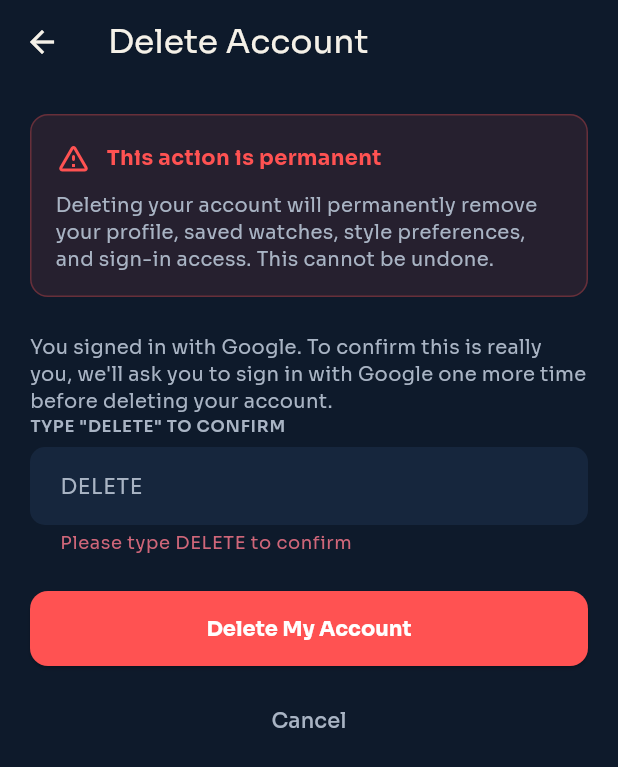
After one commit to jaypeekyle23/VirtuWatch, a Flutter app: the DeleteAccountScreen screen opened directly, after a tap on "Delete My Account", on a phone screen of 412 x 824 dp. The commit adds this screen. Shown: the top 767 px of the screen. Run offline on Flutter 3.47's test engine with Material 3 defaults, Android fonts, the phone set to English and light mode, and no system bars; our stand-ins replace cloud_firestore, firebase_auth, firebase_core, flutter_svg, google_fonts, google_sign_in; accounts and stored records are empty; generated files the repository leaves out were written again.

Commit message:
Add self-service account deletion for customers and merchants, fix stale About VirtuWatch links

```diff
--- /dev/null
+++ b/lib/screens/delete_account_screen.dart
@@ -0,0 +1,241 @@
+import 'package:flutter/material.dart';
+import '../services/auth_service.dart';
+import '../theme/app_theme.dart';
+import 'login_screen.dart';
+
+class DeleteAccountScreen extends StatefulWidget {
+  const DeleteAccountScreen({super.key});
+
+  @override
+  State<DeleteAccountScreen> createState() => _DeleteAccountScreenState();
+}
+
+class _DeleteAccountScreenState extends State<DeleteAccountScreen> {
+  final _formKey = GlobalKey<FormState>();
+  final _authService = AuthService();
+  final _passwordController = TextEditingController();
+  final _confirmTextController = TextEditingController();
+
+  bool _obscurePassword = true;
+  bool _isLoading = false;
+  String? _errorMessage;
+
+  @override
+  void dispose() {
+    _passwordController.dispose();
+    _confirmTextController.dispose();
+    super.dispose();
+  }
+
+  Future<void> _handleDelete() async {
+    if (!_formKey.currentState!.validate()) return;
+
+    final isGoogleAccount = !_authService.canChangePassword;
+
+    final confirmed = await showDialog<bool>(
+      context: context,
+      builder: (context) => AlertDialog(
+        backgroundColor: AppTheme.surface,
+        title: const Text('Delete Your Account?',
+            style: TextStyle(color: AppTheme.textPrimary)),
+        content: const Text(
+          'This will permanently delete your VirtuWatch account and profile '
+          'data. This action cannot be undone. Are you absolutely sure?',
+          style: TextStyle(color: AppTheme.textSecondary),
+        ),
+        actions: [
+          TextButton(
+            onPressed: () => Navigator.of(context).pop(false),
+            child: const Text('Cancel'),
+          ),
+          TextButton(
+            onPressed: () => Navigator.of(context).pop(true),
+            child: const Text('Delete Forever',
+                style: TextStyle(color: Colors.redAccent)),
+          ),
+        ],
+      ),
+    );
+
+    if (confirmed != true || !mounted) return;
+
+    setState(() {
+      _isLoading = true;
+      _errorMessage = null;
+    });
+
+    try {
+      await _authService.deleteOwnAccount(
+        currentPassword: isGoogleAccount ? null : _passwordController.text.trim(),
+      );
+      if (mounted) {
+        Navigator.of(context).pushAndRemoveUntil(
+          MaterialPageRoute(builder: (_) => const LoginScreen()),
+          (route) => false,
+        );
+        ScaffoldMessenger.of(context).showSnackBar(
+          const SnackBar(content: Text('Your account has been deleted.')),
+        );
+      }
+    } catch (e) {
+      setState(() {
+        _errorMessage = e.toString();
+      });
+    } finally {
+      if (mounted) {
+        setState(() => _isLoading = false);
+      }
+    }
+  }
+
+  @override
+  Widget build(BuildContext context) {
+    final isGoogleAccount = !_authService.canChangePassword;
+
+    return Scaffold(
+      appBar: AppBar(title: const Text('Delete Account')),
+      body: SingleChildScrollView(
+        padding: const EdgeInsets.all(20),
+        child: Form(
+          key: _formKey,
+          child: Column(
+            crossAxisAlignment: CrossAxisAlignment.stretch,
+            children: [
+              Container(
+                width: double.infinity,
+                padding: const EdgeInsets.all(16),
+                decoration: BoxDecoration(
+                  color: Colors.redAccent.withValues(alpha: 0.1),
+                  borderRadius: BorderRadius.circular(12),
+                  border: Border.all(color: Colors.redAccent.withValues(alpha: 0.3)),
+                ),
+                child: Column(
+                  crossAxisAlignment: CrossAxisAlignment.start,
+                  children: [
+                    Row(
+                      children: const [
+                        Icon(Icons.warning_amber_rounded, color: Colors.redAccent),
+                        SizedBox(width: 10),
+                        Text(
+                          'This action is permanent',
+                          style: TextStyle(
+                            color: Colors.redAccent,
+                            fontWeight: FontWeight.bold,
+                            fontSize: 14,
+                          ),
+                        ),
+                      ],
+                    ),
+                    const SizedBox(height: 10),
+                    const Text(
+                      'Deleting your account will permanently remove your profile, '
+                      'saved watches, style preferences, and sign-in access. '
+                      'This cannot be undone.',
+                      style: TextStyle(color: AppTheme.textSecondary, fontSize: 13, height: 1.4),
+                    ),
+                  ],
+                ),
+              ),
+              const SizedBox(height: 24),
+
+              if (isGoogleAccount) ...[
+                const Text(
+                  'You signed in with Google. To confirm this is really you, '
+                  'we\'ll ask you to sign in with Google one more time before '
+                  'deleting your account.',
+                  style: TextStyle(color: AppTheme.textSecondary, fontSize: 13, height: 1.4),
+                ),
+              ] else ...[
+                _fieldLabel('CONFIRM YOUR PASSWORD'),
+                TextFormField(
+                  controller: _passwordController,
+                  obscureText: _obscurePassword,
+                  decoration: InputDecoration(
+                    hintText: 'Enter your current password',
+                    suffixIcon: IconButton(
+                      icon: Icon(
+                        _obscurePassword ? Icons.visibility_off : Icons.visibility,
+                        color: AppTheme.textSecondary,
+                        size: 20,
+                      ),
+                      onPressed: () {
+                        setState(() => _obscurePassword = !_obscurePassword);
+                      },
+                    ),
+                  ),
+                  validator: (value) {
+                    if (value == null || value.isEmpty) {
+                      return 'Please enter your password';
+                    }
+                    return null;
+                  },
+                ),
+                const SizedBox(height: 20),
+              ],
+
+              _fieldLabel('TYPE "DELETE" TO CONFIRM'),
+              TextFormField(
+                controller: _confirmTextController,
+                decoration: const InputDecoration(hintText: 'DELETE'),
+                validator: (value) {
+                  if (value?.trim().toUpperCase() != 'DELETE') {
+                    return 'Please type DELETE to confirm';
+                  }
+                  return null;
+                },
+              ),
+              const SizedBox(height: 24),
+
+              if (_errorMessage != null)
+                Padding(
+                  padding: const EdgeInsets.only(bottom: 16),
+                  child: Text(
+                    _errorMessage!,
+                    style: const TextStyle(color: Colors.redAccent),
+                    textAlign: TextAlign.center,
+                  ),
+                ),
+
+              ElevatedButton(
+                style: ElevatedButton.styleFrom(
+                  backgroundColor: Colors.redAccent,
+                  foregroundColor: Colors.white,
+                ),
+                onPressed: _isLoading ? null : _handleDelete,
+                child: _isLoading
+                    ? const SizedBox(
+                        height: 20,
+                        width: 20,
+                        child: CircularProgressIndicator(
+                            strokeWidth: 2, color: Colors.white),
+                      )
+                    : const Text('Delete My Account'),
+              ),
+              const SizedBox(height: 12),
+              TextButton(
+                onPressed: _isLoading ? null : () => Navigator.of(context).pop(),
+                child: const Text('Cancel',
+                    style: TextStyle(color: AppTheme.textSecondary)),
+              ),
+            ],
+          ),
+        ),
+      ),
+    );
+  }
+
+  Widget _fieldLabel(String text) {
+    return Padding(
+      padding: const EdgeInsets.only(bottom: 6),
+      child: Text(
+        text,
+        style: const TextStyle(
+          fontSize: 11,
+          fontWeight: FontWeight.w600,
+          color: AppTheme.textSecondary,
+          letterSpacing: 0.5,
+        ),
+      ),
+    );
+  }
+}
```
Also changed, not shown: lib/screens/customer/customer_profile_tab.dart (+14 -3 lines), lib/screens/merchant/merchant_profile_tab.dart (+11 -2 lines), lib/services/auth_service.dart (+46 -0 lines).
